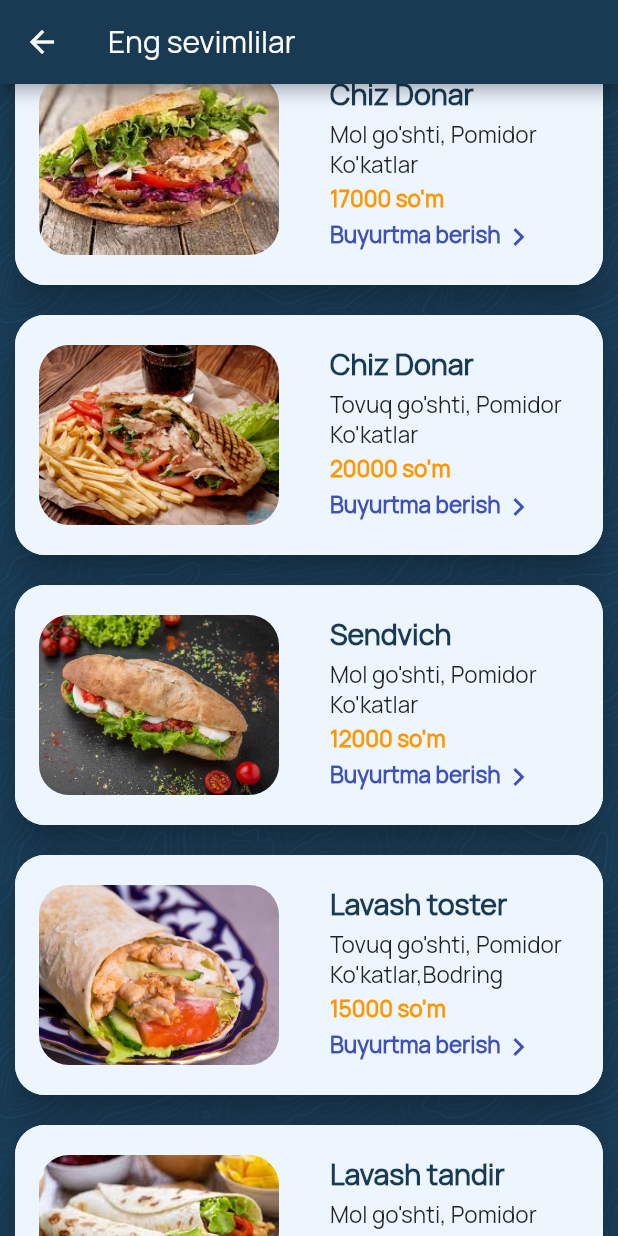
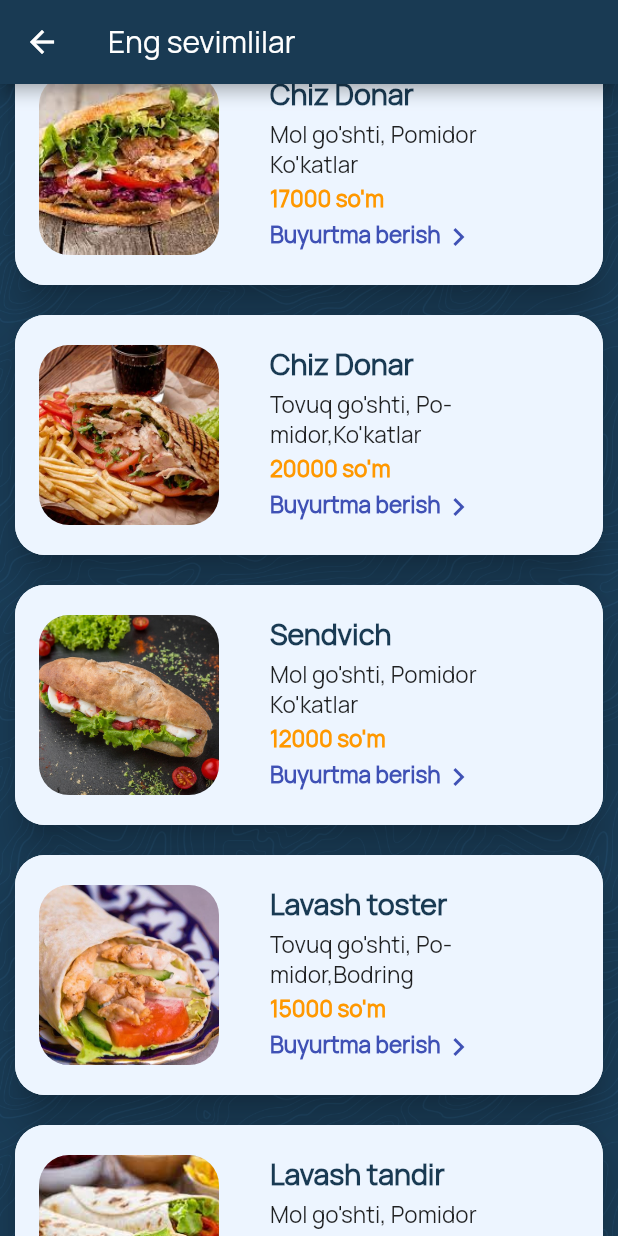
Before and after one commit to boburjon09012001/new_restaurant_app, a Flutter app: the FavoritePage screen opened directly, scrolled down 576 dp, on a phone screen of 412 x 824 dp. Run offline on Flutter 3.47's test engine with Material 2 defaults, Android fonts, the phone set to English and light mode, and no system bars; our stand-ins replace carousel_slider, flutter_native_splash; missing offline and left inert: flutter_phone_direct_caller.

```diff
--- a/lib/menu/carusel_page.dart
+++ b/lib/menu/carusel_page.dart
@@ -1,6 +1,5 @@
 import 'package:flutter/material.dart';
 import 'package:carousel_slider/carousel_slider.dart';
-import 'package:new_restaurant/information/details_page_a.dart';
 import 'package:new_restaurant/recipe/recipe_burger.dart';
 
 import 'carusel_page_details.dart';
@@ -39,7 +38,7 @@ class _CaruselPageState extends State<CaruselPage> {
   Widget build(BuildContext context) {
     MediaQueryData mediaQueryData = MediaQuery.of(context);
     var size = mediaQueryData.size;
-    var orientation = mediaQueryData.orientation;
+    // var orientation = mediaQueryData.orientation;
     return Scaffold(
 
       body: Container(
--- a/lib/menu/favorite_page.dart
+++ b/lib/menu/favorite_page.dart
@@ -83,7 +83,7 @@ class _FavoritePageState extends State<FavoritePage> {
           children: [
             Container(
               margin: EdgeInsets.only(left: 16.0),
-              width: 160.0,
+              width: 120.0,
               height: 120.0,
               child:   ClipRRect(
                 borderRadius: BorderRadius.circular(20), // Image border
--- a/lib/recipe/recipe_burger.dart
+++ b/lib/recipe/recipe_burger.dart
@@ -17,17 +17,17 @@ static List<Recipe> infor = [
     Recipe("assets/burger/d1.png", "Donar", "Mol go'shti, Pomidor \nKo'katlar","14000 so'm",),
     Recipe("assets/burger/d2.png", "Chiz Donar ", "Mol go'shti, Pomidor \nKo'katlar","17000 so'm",),
     Recipe("assets/burger/d3.png", "Danar Zakas", "Qo'y go'shti, Pomidor \nKo'katlar","18000 so'm", ),
-    Recipe("assets/burger/d4.png", "Chiz Donar", "Tovuq go'shti, Pomidor \nKo'katlar","20000 so'm",),
+    Recipe("assets/burger/d4.png", "Chiz Donar", "Tovuq go'shti, Po-\nmidor,Ko'katlar","20000 so'm",),
 
 
   ];
 static List<Recipe> infor_2 = [
     Recipe("assets/burger/s1.png", "Sendvich","Mol go'shti, Pomidor \nKo'katlar" ,"12000 so'm",),
     Recipe("assets/burger/s2.png", "Sendvich zakas","Mol go'shti, Pomidor \nKo'katlar,Bodring" ,"15000 so'm",),
-    Recipe("assets/burger/l1.png", "Lavash toster", "Tovuq go'shti, Pomidor \nKo'katlar,Bodring","15000 so'm",),
+    Recipe("assets/burger/l1.png", "Lavash toster", "Tovuq go'shti, Po-\nmidor,Bodring","15000 so'm",),
     Recipe("assets/burger/l2.png", "Lavash tandir", "Mol go'shti, Pomidor \nKo'katlar" ,"18000 so'm",),
     Recipe("assets/burger/l3.png", "Lavash zakasnoy", "Mol go'shti, Pomidor \nKo'katlar, Mayanez","18000 so'm",),
-    Recipe("assets/burger/l4.png", "Lavash pishloqli", "Qiyma go'shti, Pomidor \nKo'katlar","20000 so'm",),
+    Recipe("assets/burger/l4.png", "Lavash pishloqli", "Qiyma go'shti, Po-\nmidor,Ko'katlar","20000 so'm",),
     Recipe("assets/burger/l5.png", "Lavash pishloqli", "Mol go'shti, Pomidor \nKo'katlar ,Pishloq ","22000 so'm",),
     Recipe("assets/burger/l6.png", "Lavash tandir", "Mol go'shti, Pomidor \nKo'katlar","25000 so'm",),
     Recipe("assets/burger/x1.png", "Hoddog", "Sosiska, Mayanez","5000 so'm",),
@@ -41,7 +41,7 @@ static List<Recipe> infor_2 = [
     Recipe("assets/burger/pizza1.png", "Pizza go'shtli" ,"Qora uzum,Pomidor \nKo'katlar , Mol go'shti","45000~65000 so'm",),
     Recipe("assets/burger/pizza2.png", "Pizza margarita","Pomidor, Ko'katlar \nPishloq" ,"30000~40000 so'm",),
     Recipe("assets/burger/pizza3.png", "Pizza peperone", "Pomidor, Ko'katlar \nPishloq","35000~55000 so'm",),
-    Recipe("assets/burger/pizza4.png", "Pizza tovuqli", "Pishloq ,Pomidor \nKo'katlar , Tovuq go'shti","35000~55000 so'm",),
+    Recipe("assets/burger/pizza4.png", "Pizza tovuqli", "Pishloq ,Pomidor \nKo'katlar , Tovuq","35000~55000 so'm",),
     Recipe("assets/burger/pizza5.png", "Pizza mevali", "Limon tamli,Mandarin \nPishloq,Qulupnay","35000~50000 so'm",),
     Recipe("assets/burger/lax1.png", "Laxmajun ", "Gurunch Ko'katlar \nMol go'shti","20000 so'm",),
     Recipe("assets/burger/pide1.png", "Pide go'shtli", "Pomidor \nKo'katlar , Mol go'shti","35000 so'm" , ),
```
Also changed, not shown: pubspec.yaml (+9 -21 lines), assets/images/logo1.png (added), assets/images/logo2.png (added), pubspec.lock, 22 other files.
